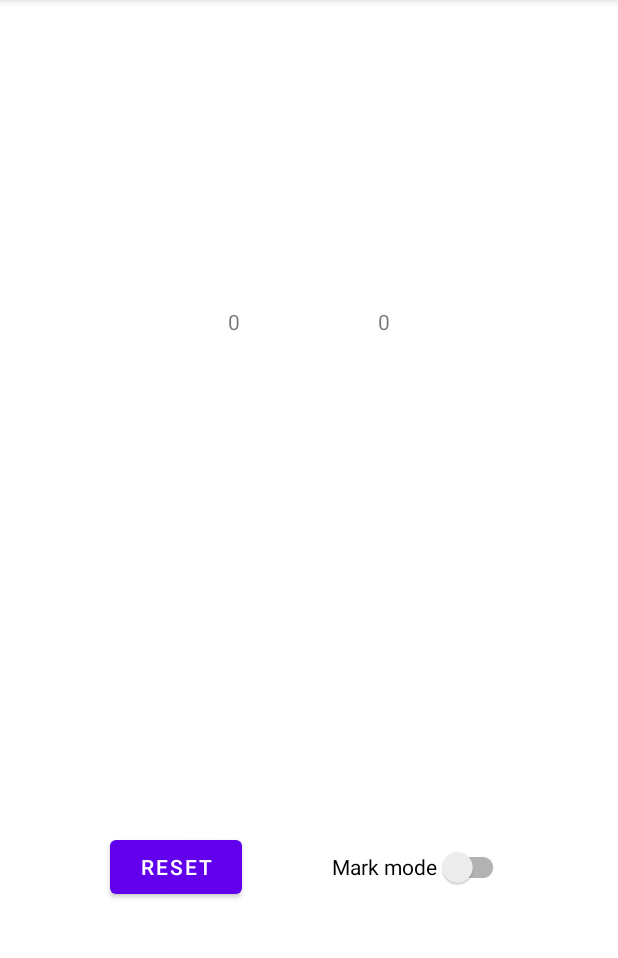
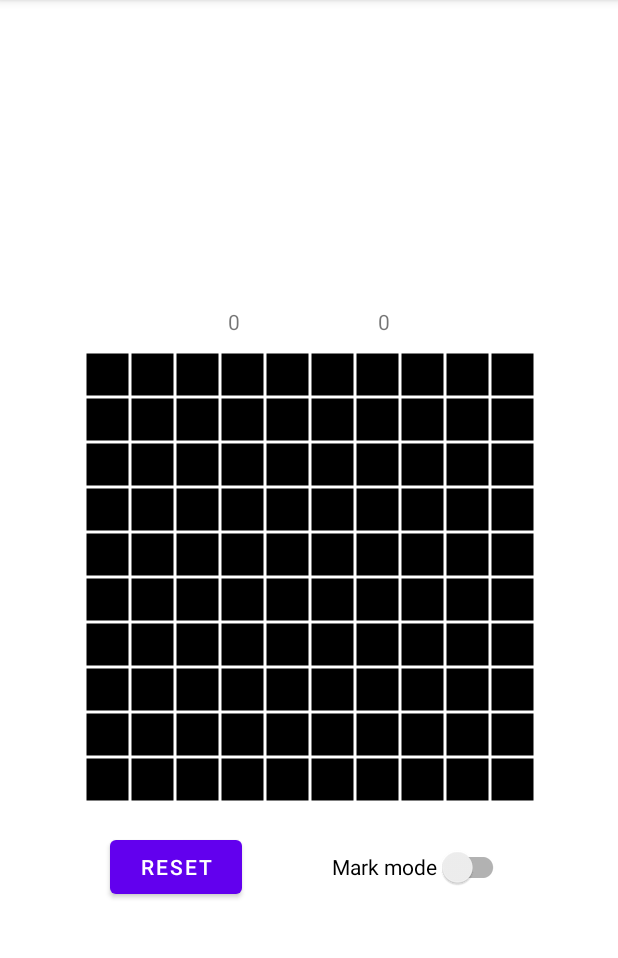
Before and after one commit to Billyblbl/BSCHMDASS2, an Android app: the screen it shows after launch (MainActivity), on a phone screen of 412 x 824 dp, the part 84-1042 px from its top. Run offline under Robolectric (Android 15) with nearby library versions, the phone set to English and light mode, and no system bars; 2 statements that could not run were skipped.

Commit message:
Milestone 2: Initial State rendering
- Added Grid rendering
- Added visual data recalculation on data changes
- Added cell margins attribute

```diff
--- a/app/src/main/java/com/example/bsch_ass2/MineSweeperBoardView.kt
+++ b/app/src/main/java/com/example/bsch_ass2/MineSweeperBoardView.kt
@@ -2,6 +2,9 @@ package com.example.bsch_ass2
 
 import android.content.Context
 import android.graphics.Canvas
+import android.graphics.Color
+import android.graphics.Paint
+import android.graphics.Rect
 import android.util.AttributeSet
 import android.view.View
 
@@ -19,25 +22,86 @@ class MineSweeperBoardView @JvmOverloads constructor(
     var totalMines = 0
     var markedCells = 0
     var mode = Mode.UNCOVER
+
     var boardWidth = 0
+        set(value) {
+            field = value
+            updateRenderingData()
+        }
+
     var boardHeight = 0
+        set(value) {
+            field = value
+            updateRenderingData()
+        }
+
+    var cellMargins = 0.0f
+        set(value) {
+            field = value
+            updateRenderingData()
+        }
+
+    override fun onSizeChanged(w: Int, h: Int, oldw: Int, oldh: Int) {
+        super.onSizeChanged(w, h, oldw, oldh)
+        updateRenderingData()
+    }
 
     init {
-        context.theme.obtainStyledAttributes(attrs, R.styleable.MineSweeperBoardView, style, 0).apply {
-            try {
-                boardWidth = getInteger(R.styleable.MineSweeperBoardView_board_width, 10)
-                boardHeight = getInteger(R.styleable.MineSweeperBoardView_board_height, 10)
-                totalMines = getInteger(R.styleable.MineSweeperBoardView_mine_count, 20)
-            } finally {
-                recycle()
-            }
-        }
+        context.theme.obtainStyledAttributes(attrs, R.styleable.MineSweeperBoardView, style, 0).apply { try {
+            boardWidth = getInteger(R.styleable.MineSweeperBoardView_board_width, 10)
+            boardHeight = getInteger(R.styleable.MineSweeperBoardView_board_height, 10)
+            totalMines = getInteger(R.styleable.MineSweeperBoardView_mine_count, 20)
+            cellMargins = getDimension(R.styleable.MineSweeperBoardView_cell_margins, 20.0f)
+        } finally { recycle() }}
     }
 
     fun toggleMode() { mode = if (mode == Mode.UNCOVER) Mode.MARK else Mode.UNCOVER }
 
+    private var fullCellRect = Rect()
+    private var visCellRect = Rect()
+    fun updateRenderingData() {
+        val contentWidth = width - paddingLeft - paddingRight
+        val contentHeight = height - paddingTop - paddingBottom
+
+        fullCellRect = Rect(
+            0, 0,
+            contentWidth / boardWidth,
+            contentHeight / boardHeight
+        )
+        visCellRect = Rect(
+            cellMargins.toInt(),
+            cellMargins.toInt(),
+            (fullCellRect.width() - cellMargins).toInt(),
+            (fullCellRect.height() - cellMargins).toInt()
+        )
+    }
+
+    private val cellPaint = Paint()
     override fun onDraw(canvas: Canvas?) {
         super.onDraw(canvas)
+        if (canvas == null) return
+        canvas.drawColor(Color.WHITE)
+
+        //Put this call at the right place later, this allocates Rects every time
+        updateRenderingData()
+
+        canvas.save()
+        canvas.translate(cellMargins, cellMargins)
+        cellPaint.color = Color.BLACK
+        for (i in 0 until boardHeight) {
+            canvas.save()
+            for (j in 0 until boardWidth) {
+                canvas.save()
+                canvas.translate((fullCellRect.width() * j).toFloat(), (fullCellRect.height() * i).toFloat())
+
+                //Draw cell
+                canvas.drawRect(visCellRect, cellPaint)
+
+                canvas.restore()
+            }
+            canvas.restore()
+        }
+        canvas.restore()
     }
 
 }
--- a/app/src/main/res/layout/activity_main.xml
+++ b/app/src/main/res/layout/activity_main.xml
@@ -18,7 +18,12 @@
         app:layout_constraintBottom_toBottomOf="parent"
         app:layout_constraintLeft_toLeftOf="parent"
         app:layout_constraintRight_toRightOf="parent"
-        app:layout_constraintTop_toTopOf="parent" />
+        app:layout_constraintTop_toTopOf="parent"
+        app:board_height="10"
+        app:board_width="10"
+        app:mine_count="20"
+        app:cell_margins="1dp"
+        />
 
     <TextView
         android:id="@+id/marked_cells"
--- a/app/src/main/res/values/attr.xml
+++ b/app/src/main/res/values/attr.xml
@@ -4,5 +4,6 @@
         <attr name="board_width" format="integer"/>
         <attr name="board_height" format="integer"/>
         <attr name="mine_count" format="integer"/>
+        <attr name="cell_margins" format="dimension"/>
     </declare-styleable>
 </resources>
```
